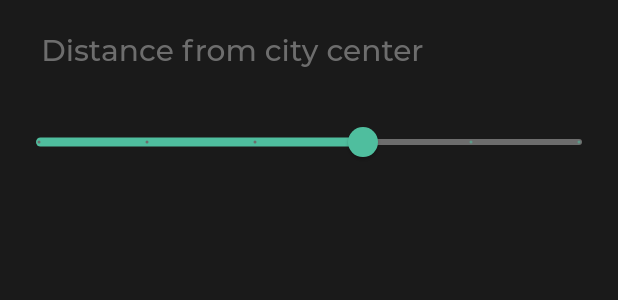
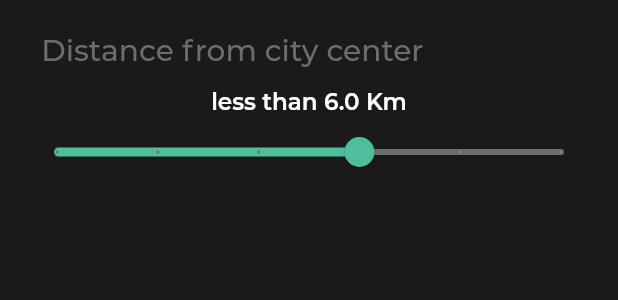
Before and after one commit to amrNaser99/Travinia, a Flutter app: the DistanceRangeSession widget shown alone on an empty page, opened directly, on a phone screen of 412 x 824 dp. Shown: the top 300 px of the screen. Run offline on Flutter 3.47's test engine with Material 2 defaults, Android fonts, the phone set to English and light mode, and no system bars; our stand-ins replace bloc, blur, conditional_builder_null_safety, dartz, dio, dot_navigation_bar and 14 more; missing offline and left inert: cr_calendar, password_strength, syncfusion_flutter_core; accounts and stored records are empty; network calls fail; key blocks and very long unbroken strings in the code were emptied for the run.

Commit message:
completed filter ui

```diff
--- a/lib/core/app/travinia_app.dart
+++ b/lib/core/app/travinia_app.dart
@@ -53,11 +53,7 @@ class TraviniaApp extends StatelessWidget {
                   // theme: AppThemes.lightTheme,
                   theme: AppThemes.darkTheme,
                   routes: Routes.routes,
-                  initialRoute: Routes.onBoarding,
-
-
-
-
+                  initialRoute: Routes.main,
                 );
               },
             ),
--- a/lib/presentation/explore/explore_hotels/filter/filter_screen.dart
+++ b/lib/presentation/explore/explore_hotels/filter/filter_screen.dart
@@ -23,7 +23,6 @@ class _FilterState extends State<Filter> {
     return Scaffold(
       body: Drawer(
         width: double.infinity,
-        //To Do: make it right slide
         backgroundColor: Theme.of(context).scaffoldBackgroundColor,
         child: SingleChildScrollView(
           child: Column(
@@ -35,6 +34,7 @@ class _FilterState extends State<Filter> {
                   onPressed: (() => Navigator.pop(context)),
                   icon: Icon(Icons.close),
                   iconSize: AppSize.s26,
+                  color: Theme.of(context).focusColor,
                 ),
               ),
               Padding(
--- a/lib/presentation/explore/explore_hotels/filter/widgets/distange_range_session.dart
+++ b/lib/presentation/explore/explore_hotels/filter/widgets/distange_range_session.dart
@@ -30,15 +30,23 @@ class _DistanceRangeSessionState extends State<DistanceRangeSession> {
           ),
         ),
         SizedBox(
-          height: AppHeight.h20,
+          height: AppHeight.h10,
         ),
-        Slider(
+        Center(
+          child: SmallHeadText(
+            text: 'less than $_value Km',
+          ),
+        ),
+        Padding(
+          padding: const EdgeInsets.symmetric(horizontal: 12.0),
+          child: Container(
+            width: double.infinity,
+            child: Slider(
               inactiveColor: Theme.of(context).dividerColor,
               max: 10,
               min: 0,
               divisions: 5,
               value: _value,
-          label: _value.toString(),
               //  RangeLabels(_currentRangeValues.start.toStringAsFixed(1),
               //     _currentRangeValues.end.toStringAsFixed(0)),
               onChanged: (newValue) {
@@ -48,6 +56,8 @@ class _DistanceRangeSessionState extends State<DistanceRangeSession> {
                 });
               },
             ),
+          ),
+        ),
       ],
     );
   }
--- a/pubspec.yaml
+++ b/pubspec.yaml
@@ -39,6 +39,7 @@ dependencies:
   intl:
   cr_calendar:
   syncfusion_flutter_sliders: ^20.2.50
+  syncfusion_flutter_core: ^20.2.50
 
 dev_dependencies:
   flutter_launcher_icons:
```
Also changed, not shown: lib/presentation/explore/explore_hotels/filter/widgets/price_ranger.dart (+47 -21 lines), pubspec.lock. Lines whose indentation alone changed are shown as unchanged.
